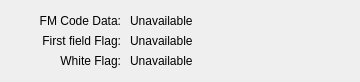
First picture: the form in tools/ld-analyse/ntscdialog.ui, repository happycube/ld-decode, before the edit.
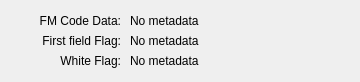
Second picture: the form after the edit.

Diff of the .ui file:
```diff
--- a/tools/ld-analyse/ntscdialog.ui
+++ b/tools/ld-analyse/ntscdialog.ui
@@ -77,7 +77,7 @@
     </rect>
    </property>
    <property name="text">
-    <string>Unavailable</string>
+    <string>No metadata</string>
    </property>
    <property name="alignment">
     <set>Qt::AlignLeading|Qt::AlignLeft|Qt::AlignVCenter</set>
@@ -93,7 +93,7 @@
     </rect>
    </property>
    <property name="text">
-    <string>Unavailable</string>
+    <string>No metadata</string>
    </property>
    <property name="alignment">
     <set>Qt::AlignLeading|Qt::AlignLeft|Qt::AlignVCenter</set>
@@ -109,7 +109,7 @@
     </rect>
    </property>
    <property name="text">
-    <string>Unavailable</string>
+    <string>No metadata</string>
    </property>
    <property name="alignment">
     <set>Qt::AlignLeading|Qt::AlignLeft|Qt::AlignVCenter</set>
```
